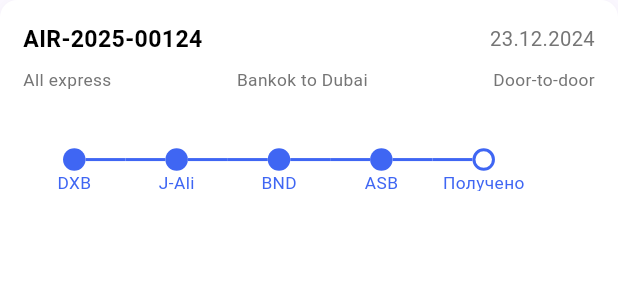
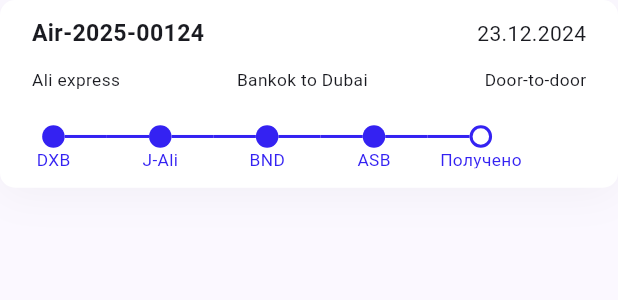
Before and after one commit to jasurbabajanow/yuu-sell-logistic, a Flutter app: the TrackingCard widget shown alone on an empty page, opened directly, on a phone screen of 412 x 824 dp. Shown: the top 300 px of the screen. Run offline on Flutter 3.47's test engine with Material 3 defaults, Android fonts, the phone set to English and light mode, and no system bars; our stand-ins replace flutter_svg, intl_phone_number_input, pinput, timelines_plus; network calls fail.

Commit message:
fixed home page

```diff
--- a/lib/main.dart
+++ b/lib/main.dart
@@ -1,6 +1,7 @@
 import 'package:flutter/material.dart';
 import 'package:yuu_sell/core/theme/app_colors.dart';
 import 'package:yuu_sell/main_page.dart';
+import 'package:yuu_sell/presentation/screens/register/sign_up_page.dart';
 
 void main() {
   runApp(const MyApp());
@@ -18,7 +19,7 @@ class MyApp extends StatelessWidget {
       theme: ThemeData(
         colorScheme: ColorScheme.fromSeed(seedColor: AppColors.main),
       ),
-      home: MainPage(),
+      home: SignUpPage(),
     );
   }
 }
--- a/lib/presentation/screens/home/components/tracking_card.dart
+++ b/lib/presentation/screens/home/components/tracking_card.dart
@@ -14,84 +14,58 @@ class TrackingCard extends StatelessWidget {
     'ASB',
     'Получено',
   ];
-
+  static const BoxDecoration _cardDecoration = BoxDecoration(
+    color: Colors.white,
+    borderRadius: BorderRadius.all(Radius.circular(10)),
+    boxShadow: [
+      BoxShadow(
+        color: Color(0x0A000000),
+        spreadRadius: 0,
+        blurRadius: 24,
+        offset: Offset(0, 4),
+      ),
+    ],
+  );
   @override
   Widget build(BuildContext context) {
     final ratio = AppSizes.ratio(context);
-    return Container(
-      padding: EdgeInsets.all(16 * ratio),
-      decoration: BoxDecoration(
-        color: Colors.white,
-        borderRadius: BorderRadius.circular(12 * ratio),
-        boxShadow: [
-          BoxShadow(
-            color: Colors.black.withValues(alpha: 0.04),
-            blurRadius: 8,
-            offset: const Offset(0, 2),
-          ),
-        ],
-      ),
+    return Padding(
+      padding: const EdgeInsets.only(bottom: 20),
+      child: Container(
+        height: 130 * ratio,
+        decoration: _cardDecoration,
         child: Column(
-        crossAxisAlignment: CrossAxisAlignment.start,
           children: [
-          // Header
-          Row(
+            Padding(
+              padding: EdgeInsets.fromLTRB(22 * ratio, 12 * ratio, 22 * ratio, 0),
+              child: Row(
                 mainAxisAlignment: MainAxisAlignment.spaceBetween,
                 children: [
                   Text(
-                'AIR-2025-00124',
-                style: TextStyle(
-                  fontSize: 16 * ratio,
-                  fontWeight: FontWeight.w600,
-                  color: Colors.black,
+                    "Air-2025-00124",
+                    style: TextStyle(fontSize: 16 * ratio, fontWeight: FontWeight.w600),
+                  ),
+                  Text('23.12.2024'),
+                ],
               ),
             ),
-              Text(
-                '23.12.2024',
-                style: TextStyle(
-                  fontSize: 14 * ratio,
-                  fontWeight: FontWeight.w400,
-                  color: Colors.grey.shade600,
+            Padding(
+              padding: EdgeInsets.fromLTRB(22 * ratio, 12 * ratio, 22 * ratio, 0),
+              child: Row(
+                mainAxisAlignment: MainAxisAlignment.spaceBetween,
+                children: [
+                  Text("Ali express", style: AppFontStyles.s12w400(ratio)),
+                  Text('Bankok to Dubai', style: AppFontStyles.s12w400(ratio)),
+                  Text("Door-to-door", style: AppFontStyles.s12w400(ratio)),
+                ],
               ),
             ),
-            ],
-          ),
-          SizedBox(height: 8 * ratio),
-          // Details
-          Row(
-            mainAxisAlignment: MainAxisAlignment.spaceBetween,
-            children: [
-              Text(
-                'All express',
-                style: AppFontStyles.s12w400(
-                  ratio,
-                ).copyWith(color: Colors.grey.shade600),
-              ),
-              Text(
-                'Bankok to Dubai',
-                style: AppFontStyles.s12w400(
-                  ratio,
-                ).copyWith(color: Colors.grey.shade600),
-              ),
-              Text(
-                'Door-to-door',
-                style: AppFontStyles.s12w400(
-                  ratio,
-                ).copyWith(color: Colors.grey.shade600),
-              ),
-            ],
-          ),
-          SizedBox(height: 16 * ratio),
-          // Timeline
             SizedBox(
               height: 60 * ratio,
-            child: LayoutBuilder(
-              builder: (context, constraints) {
-                final itemWidth = (constraints.maxWidth - 40) / 5;
-                return Center(
+              child: Center(
                 child: FixedTimeline.tileBuilder(
                   theme: TimelineThemeData(
-                      color: AppColors.main,
+                    color: AppColors.textButton,
                     direction: Axis.horizontal,
                   ),
                   builder: TimelineTileBuilder.connectedFromStyle(
@@ -99,18 +73,18 @@ class TrackingCard extends StatelessWidget {
                     lastConnectorStyle: ConnectorStyle.transparent,
                     contentsBuilder: (_, index) {
                       return Padding(
-                          padding: const EdgeInsets.only(bottom: 8.0),
+                        padding: EdgeInsets.only(bottom: 8.0 * ratio),
                         child: Text(
                           _statuses[index],
                           style: AppFontStyles.s12w400(
                             ratio,
-                            ).copyWith(color: AppColors.main),
+                          ).copyWith(color: AppColors.textButton),
                         ),
                       );
                     },
                     itemCount: 5,
                     connectionDirection: ConnectionDirection.after,
-                      itemExtent: itemWidth,
+                    itemExtent: 74 * ratio,
                     indicatorStyleBuilder: (_, index) {
                       return (index == 4)
                           ? IndicatorStyle.outlined
@@ -123,12 +97,11 @@ class TrackingCard extends StatelessWidget {
                     },
                   ),
                 ),
-                );
-              },
               ),
             ),
           ],
         ),
+      ),
     );
   }
 }
--- a/lib/presentation/screens/home/home_page.dart
+++ b/lib/presentation/screens/home/home_page.dart
@@ -5,7 +5,6 @@ import 'package:yuu_sell/core/theme/app_colors.dart';
 import 'package:yuu_sell/presentation/screens/calculate/delivery_calculate_page.dart';
 import 'package:yuu_sell/presentation/screens/car_cargo/car_cargo_page.dart';
 import 'package:yuu_sell/presentation/screens/home/components/discount_card.dart';
-import 'package:yuu_sell/presentation/screens/home/components/hero_banner.dart';
 import 'package:yuu_sell/presentation/screens/home/components/search_bar_widget.dart';
 import 'package:yuu_sell/presentation/screens/home/components/service_card.dart';
 import 'package:yuu_sell/presentation/screens/home/components/tracking_card.dart';
@@ -56,7 +55,7 @@ class _HomePageState extends State<HomePage> {
                 SizedBox(height: 20 * ratio),
 
                 // Hero Banner
-                const HeroBanner(),
+                Image.asset('assets/images/banner.png'),
                 SizedBox(height: 24 * ratio),
 
                 // Our services
@@ -151,7 +150,7 @@ class _HomePageState extends State<HomePage> {
                 SizedBox(height: 20 * ratio),
 
                 // Another Banner
-                const HeroBanner(),
+                Image.asset('assets/images/banner.png'),
                 SizedBox(height: 24 * ratio),
 
                 // Tracking Card
```
Also changed, not shown: lib/presentation/screens/profile/history_page.dart (+6 -111 lines). Lines whose indentation alone changed are shown as unchanged.
